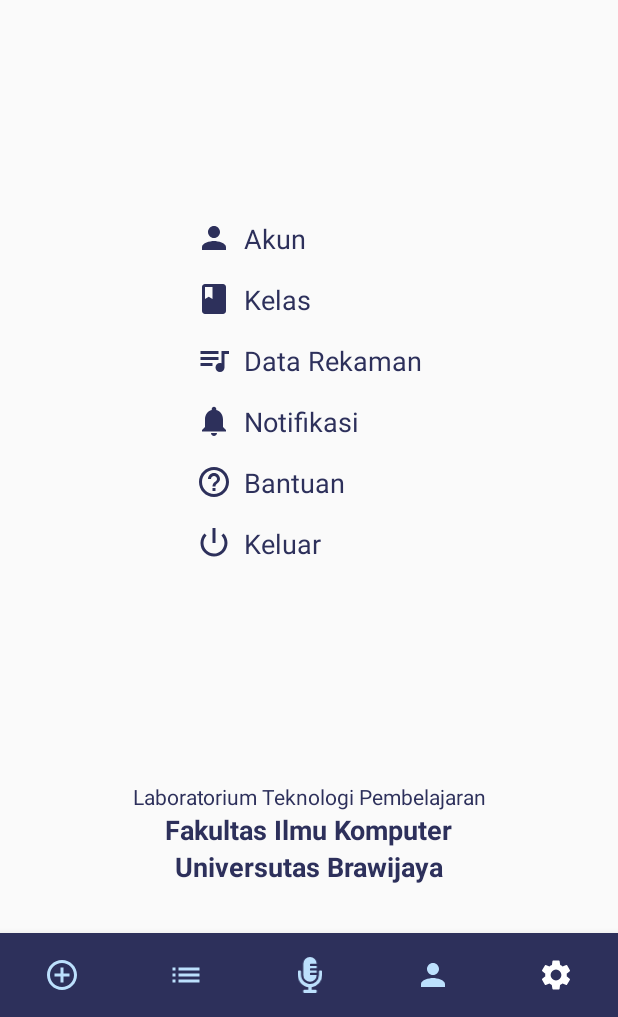
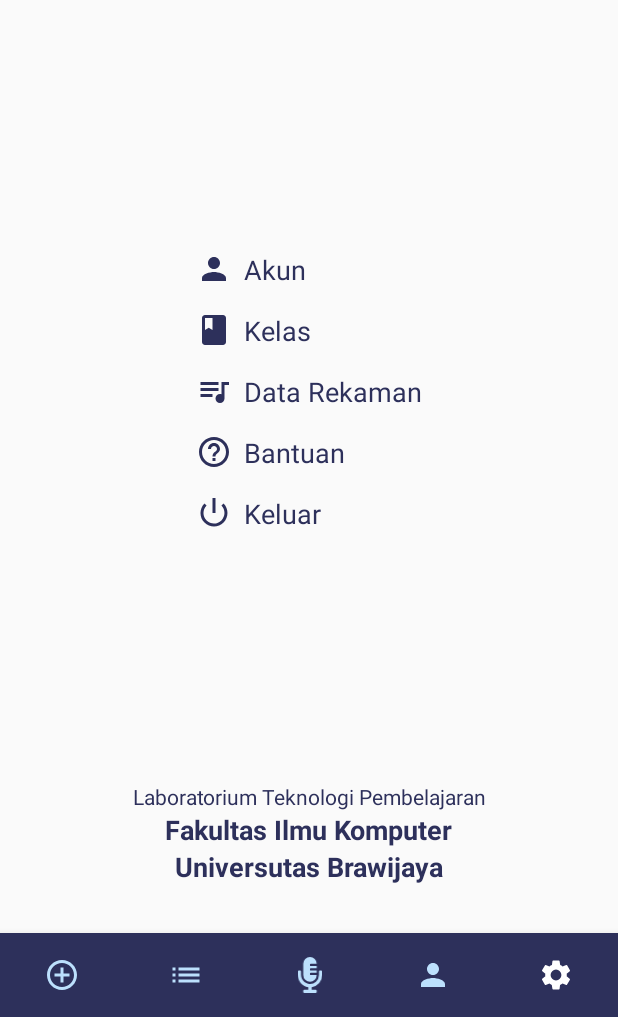
Before and after one commit to ferisetyo1/Lesson, an Android app: the SettingFragment screen opened through its navigation route, on a phone screen of 412 x 824 dp, the part 219-1236 px from its top. Run offline under Robolectric (Android 15) with nearby library versions, the light colour scheme and no system bars; our stand-ins replace Firebase (no records; nobody signed in at launch, a user with empty details on screens opened directly), navigation-ui.

Commit message:
update 17/05/2020

```diff
--- a/app/src/main/java/feri/com/lesson/modul/authentication/LoginActivity.kt
+++ b/app/src/main/java/feri/com/lesson/modul/authentication/LoginActivity.kt
@@ -85,7 +85,7 @@ class LoginActivity : AppCompatActivity(), View.OnClickListener {
         ).addOnCompleteListener {
             dialog.dismiss()
             if (it.isSuccessful) {
-                startActivity(Intent(this, MainActivity::class.java))
+                startActivity(Intent(this, MainActivity::class.java).setFlags(Intent.FLAG_ACTIVITY_NEW_TASK or Intent.FLAG_ACTIVITY_CLEAR_TASK))
                 finish()
             }
         }.addOnFailureListener {
--- a/app/src/main/java/feri/com/lesson/modul/authentication/RegisterActivity.kt
+++ b/app/src/main/java/feri/com/lesson/modul/authentication/RegisterActivity.kt
@@ -78,7 +78,7 @@ class RegisterActivity : AppCompatActivity(), View.OnClickListener {
                         ""
                     )
                 ).addOnCompleteListener {
-                    startActivity(Intent(this, MainActivity::class.java))
+                    startActivity(Intent(this, MainActivity::class.java).setFlags(Intent.FLAG_ACTIVITY_NEW_TASK or Intent.FLAG_ACTIVITY_CLEAR_TASK))
                     finish()
                 }
             } else {
--- a/app/src/main/java/feri/com/lesson/modul/menuSetting/SettingFragment.kt
+++ b/app/src/main/java/feri/com/lesson/modul/menuSetting/SettingFragment.kt
@@ -40,7 +40,7 @@ class SettingFragment : Fragment() {
         }
         tv_logout.setOnClickListener {
             FirebaseAuth.getInstance().signOut()
-            startActivity(Intent(activity, LoginActivity::class.java))
+            startActivity(Intent(activity, LoginActivity::class.java).setFlags(Intent.FLAG_ACTIVITY_NEW_TASK or Intent.FLAG_ACTIVITY_CLEAR_TASK))
             activity?.finish()
         }
     }
--- a/app/src/main/res/layout/activity_tutorial.xml
+++ b/app/src/main/res/layout/activity_tutorial.xml
@@ -101,11 +101,12 @@
             android:layout_height="wrap_content"
             android:layout_marginTop="16dp"
             android:layout_weight="1"
+            android:onClick="login"
             android:text="MASUK LESON"
             android:textAlignment="center"
-            android:onClick="login"
             android:textColor="@color/colorBlueLab"
-            android:textStyle="bold" />
+            android:textStyle="bold"
+            android:visibility="invisible" />
 
     </LinearLayout>
 
--- a/app/src/main/res/layout/fragment_setting.xml
+++ b/app/src/main/res/layout/fragment_setting.xml
@@ -94,18 +94,6 @@
                 app:drawableTint="@color/colorBlueLab" />
 
             <TextView
-                android:id="@+id/tv_notifikasi"
-                android:layout_width="wrap_content"
-                android:layout_height="wrap_content"
-                android:layout_marginTop="16dp"
-                android:drawableStart="@drawable/ic_notifications"
-                android:drawablePadding="8dp"
-                android:text="Notifikasi"
-                android:textColor="@color/colorBlueLab"
-                android:textSize="18sp"
-                app:drawableTint="@color/colorBlueLab" />
-
-            <TextView
                 android:id="@+id/tv_bantuan"
                 android:layout_width="wrap_content"
                 android:layout_height="wrap_content"
```
Also changed, not shown: app/src/main/java/feri/com/lesson/modul/kelas/BerhasilTambahKelasActivity.kt (+7 -2 lines), app/src/main/java/feri/com/lesson/modul/rekaman/BerhasilRekamActivity.kt (+11 -1 lines), app/src/main/java/feri/com/lesson/modul/rekaman/JoinKelasActivity.kt (+28 -10 lines).
